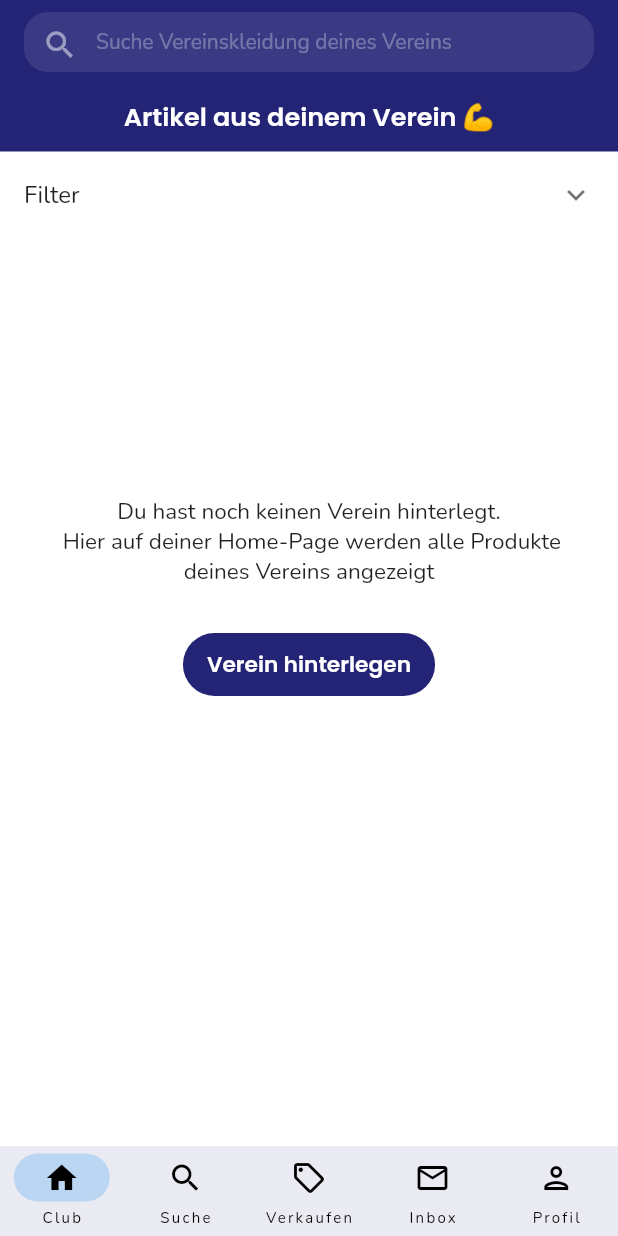
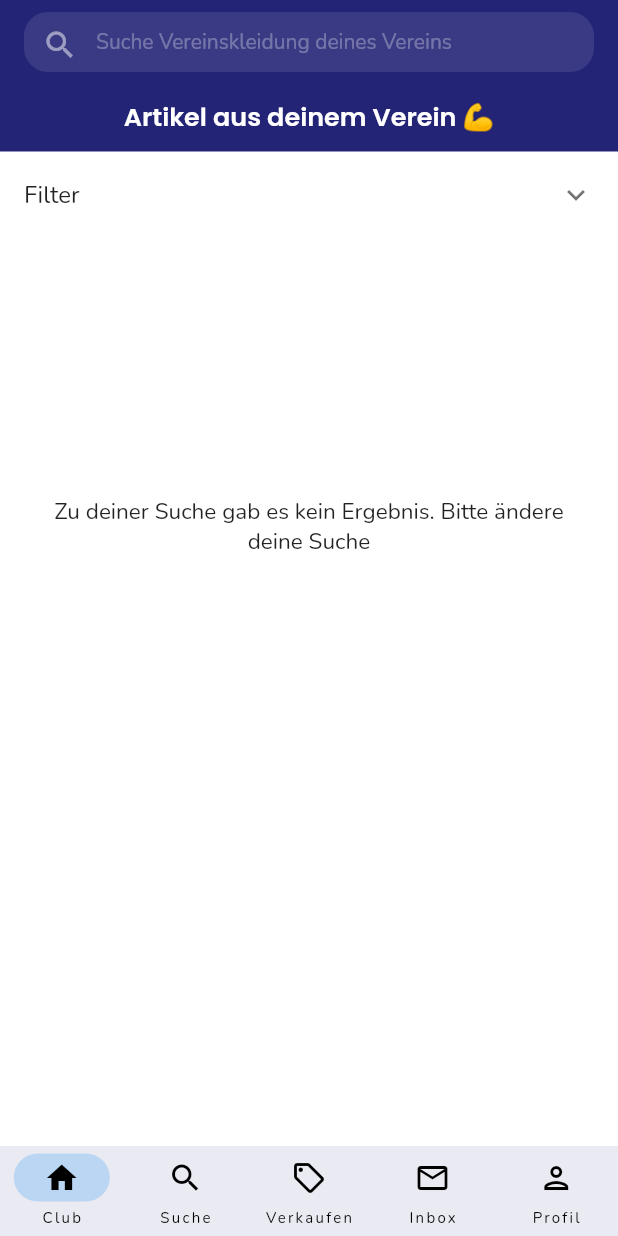
Before and after one commit to TobiasSchotter/clubtwice, a Flutter app: the screen it shows once a user with an empty profile is signed in, on a phone screen of 412 x 824 dp. Run offline on Flutter 3.47's test engine with Material 2 defaults, Android fonts, the phone set to English and light mode, and no system bars; our stand-ins replace carousel_slider, cloud_firestore, firebase_auth, firebase_core, firebase_storage, flutter_svg and 2 more; accounts and stored records are empty.

Commit message:
fixed search

```diff
--- a/lib/views/screens/home_page.dart
+++ b/lib/views/screens/home_page.dart
@@ -142,6 +142,30 @@ class _HomePageState extends State<HomePage> {
         ),
       );
     }
+    if (articlesWithID.isEmpty) {
+      content = Container(
+        alignment: Alignment.center,
+        child: Column(
+          mainAxisAlignment: MainAxisAlignment.center,
+          children: [
+            Container(
+              height: 160,
+            ),
+            Container(
+              padding: const EdgeInsets.symmetric(horizontal: 16, vertical: 12),
+              child: const Center(
+                child: Text(
+                  'Zu deiner Suche gab es kein Ergebnis. Bitte ändere deine Suche',
+                  textAlign: TextAlign.center,
+                  style: TextStyle(fontSize: 15),
+                ),
+              ),
+            ),
+            const SizedBox(height: 16),
+          ],
+        ),
+      );
+    }
 
     return Scaffold(
       appBar: AppBar(
@@ -157,6 +181,10 @@ class _HomePageState extends State<HomePage> {
               List<ArticleWithId> articleList =
                   await articleService.fetchArticles(searchTerm, club);
               if (articleList.isNotEmpty) {
+                setState(() {
+                  articlesWithID = articleList;
+                });
+              } else if (articleList.isEmpty) {
                 setState(() {
                   articlesWithID = articleList;
                 });
```
